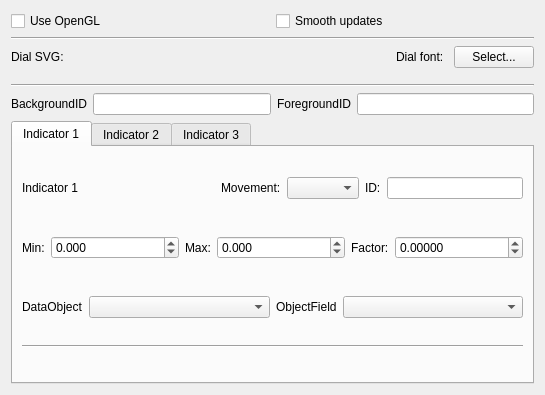
This is ground/openpilotgcs/src/plugins/dial/dialgadgetoptionspage.ui in openpilot/OpenPilot as Qt 5 draws it before an edit. The edited form follows.
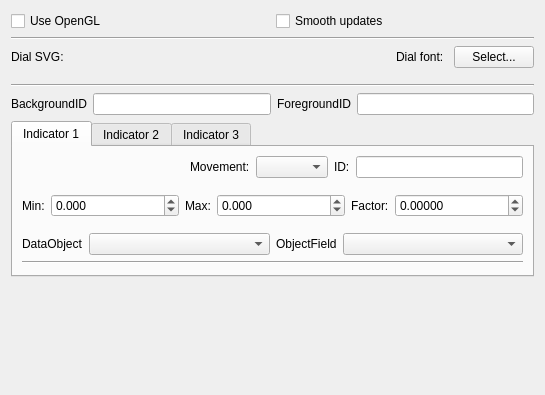
This is the edited form. Custom widgets are drawn as their Qt base class.

Commit message: OP-376 More updates for DIal plugin config page.

What changed in the file:
```diff
--- a/ground/openpilotgcs/src/plugins/dial/dialgadgetoptionspage.ui
+++ b/ground/openpilotgcs/src/plugins/dial/dialgadgetoptionspage.ui
@@ -156,13 +156,6 @@
       <layout class="QVBoxLayout" name="verticalLayout_3">
        <item>
         <layout class="QHBoxLayout" name="horizontalLayout_5">
-         <item>
-          <widget class="QLabel" name="label_4">
-           <property name="text">
-            <string>Indicator 1</string>
-           </property>
-          </widget>
-         </item>
          <item>
           <spacer name="horizontalSpacer">
            <property name="orientation">
@@ -736,6 +729,19 @@
      </widget>
     </widget>
    </item>
+   <item>
+    <spacer name="verticalSpacer">
+     <property name="orientation">
+      <enum>Qt::Vertical</enum>
+     </property>
+     <property name="sizeHint" stdset="0">
+      <size>
+       <width>20</width>
+       <height>40</height>
+      </size>
+     </property>
+    </spacer>
+   </item>
   </layout>
  </widget>
  <customwidgets>
```
Left out of the diff: 29 changed lines with no effect on the pictures.
